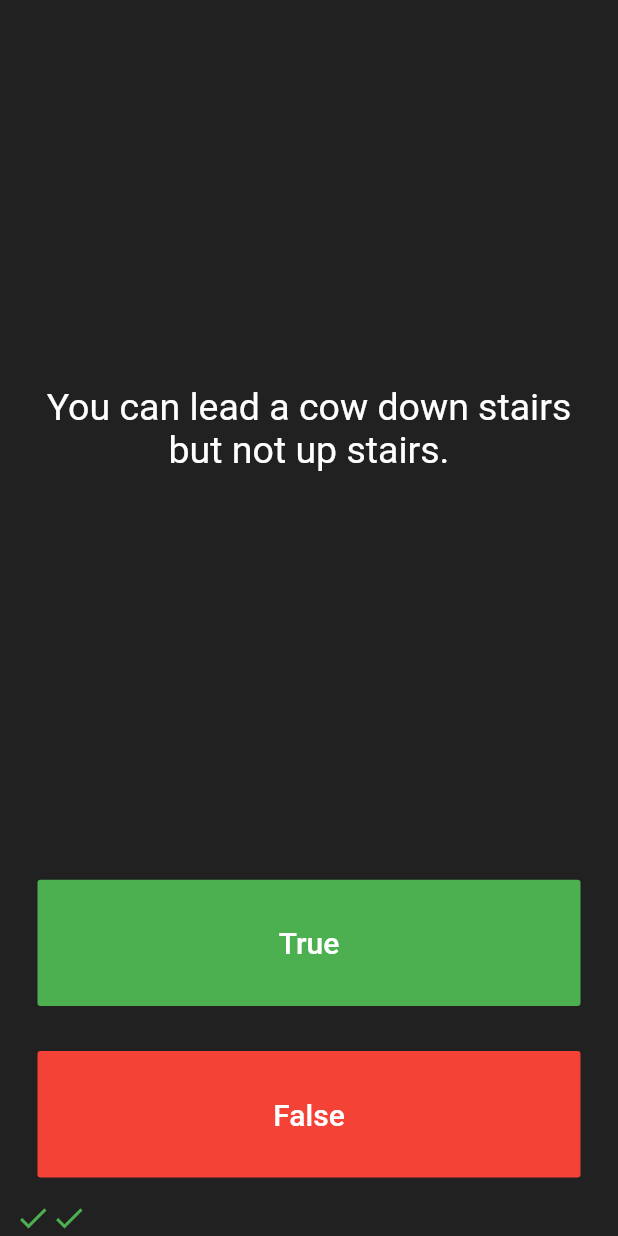
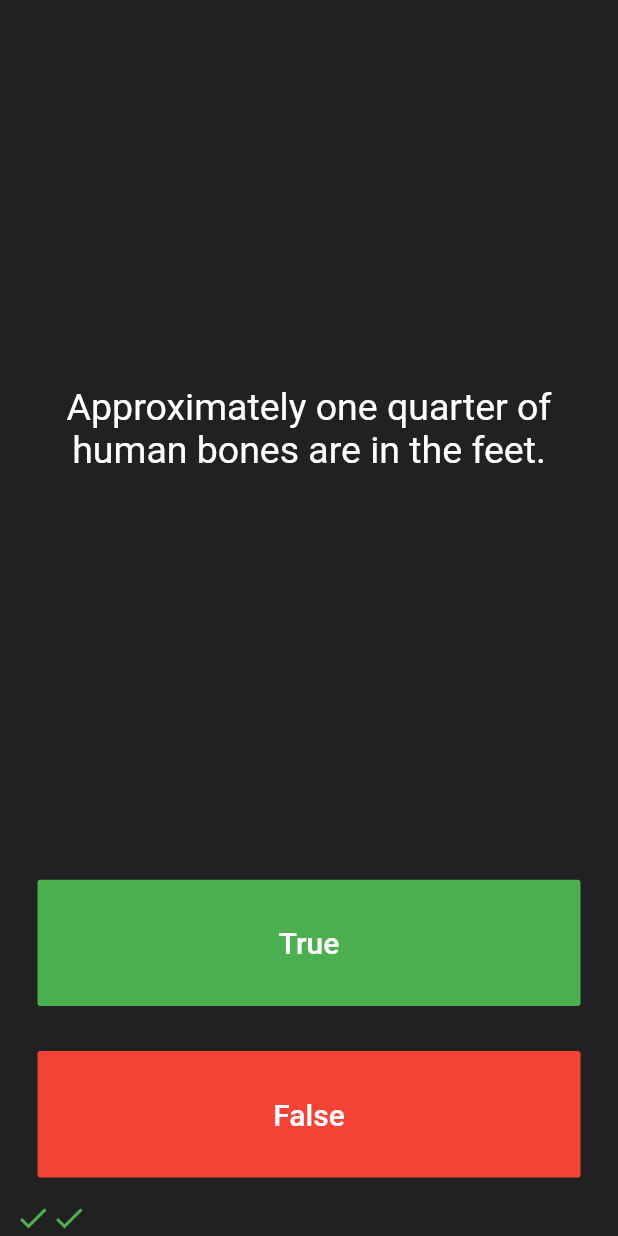
Before and after one commit to adrian61/LearnFlutter, a Flutter app: the screen it shows after launch, after a tap on "True", after a tap on "False", on a phone screen of 412 x 824 dp. Run offline on Flutter 3.47's test engine with Material 2 defaults, Android fonts, the phone set to English and light mode, and no system bars; our stand-ins replace audioplayers.

Commit message:
Refactored code

```diff
--- a/quizzle/lib/main.dart
+++ b/quizzle/lib/main.dart
@@ -1,4 +1,8 @@
 import 'package:flutter/material.dart';
+import 'package:quizzle/question.dart';
+import 'package:quizzle/quiz_brain.dart';
+
+QuizBrain quizBrain = QuizBrain();
 
 void main() => runApp(Quizzler());
 
@@ -27,13 +31,6 @@ class QuizPage extends StatefulWidget {
 class _QuizPageState extends State<QuizPage> {
   List<Icon> scoreIconList = [];
 
-  List<String> questions = [
-    'You can lead a cow down stairs but not up stairs.',
-    'Approximately one quarter of human bones are in the feet.',
-    'A slug\'s blood is green.'
-  ];
-  List<bool> answers = [false, true, false];
-
   Icon iconTrue() {
     return Icon(
       Icons.check,
@@ -48,8 +45,6 @@ class _QuizPageState extends State<QuizPage> {
     );
   }
 
-  int numberOfQuestion = 1;
-
   @override
   Widget build(BuildContext context) {
     return Column(
@@ -62,7 +57,7 @@ class _QuizPageState extends State<QuizPage> {
             padding: EdgeInsets.all(10.0),
             child: Center(
               child: Text(
-                questions[numberOfQuestion],
+                quizBrain.getQuestion(),
                 textAlign: TextAlign.center,
                 style: TextStyle(
                   fontSize: 25.0,
@@ -87,13 +82,11 @@ class _QuizPageState extends State<QuizPage> {
               ),
               onPressed: () {
                 setState(() {
-                  if (answers[numberOfQuestion] == true)
+                  if (quizBrain.getAnswer() == true)
                     scoreIconList.add(iconTrue());
                   else
                     scoreIconList.add(iconFalse());
-                  numberOfQuestion++;
-                  if (numberOfQuestion >= questions.length)
-                    numberOfQuestion = 0;
+                  quizBrain.nextQuestion();
                 });
               },
             ),
@@ -113,13 +106,11 @@ class _QuizPageState extends State<QuizPage> {
               ),
               onPressed: () {
                 setState(() {
-                  if (answers[numberOfQuestion] == false)
+                  if (quizBrain.getAnswer() == false)
                     scoreIconList.add(iconTrue());
                   else
                     scoreIconList.add(iconFalse());
-                  numberOfQuestion++;
-                  if (numberOfQuestion >= questions.length)
-                    numberOfQuestion = 0;
+                  quizBrain.nextQuestion();
                 });
               },
             ),
@@ -132,9 +123,3 @@ class _QuizPageState extends State<QuizPage> {
     );
   }
 }
-
-/*
-question1: 'You can lead a cow down stairs but not up stairs.', false,
-question2: 'Approximately one quarter of human bones are in the feet.', true,
-question3: 'A slug\'s blood is green.', true,
-*/
--- /dev/null
+++ b/quizzle/lib/question.dart
@@ -0,0 +1,9 @@
+class Question{
+  String question;
+  bool answer;
+
+  Question(String q, bool a){
+    question=q;
+    answer=a;
+  }
+}
--- /dev/null
+++ b/quizzle/lib/quiz_brain.dart
@@ -0,0 +1,51 @@
+import 'package:quizzle/question.dart';
+
+class QuizBrain {
+  int _questionNumber = 0;
+  List<Question> _questionBank = [
+    Question('Some cats are actually allergic to humans', true),
+    Question('You can lead a cow down stairs but not up stairs.', false),
+    Question('Approximately one quarter of human bones are in the feet.', true),
+    Question('A slug\'s blood is green.', true),
+    Question('Buzz Aldrin\'s mother\'s maiden name was \"Moon\".', true),
+    Question('It is illegal to pee in the Ocean in Portugal.', true),
+    Question(
+        'No piece of square dry paper can be folded in half more than 7 times.',
+        false),
+    Question(
+        'In London, UK, if you happen to die in the House of Parliament, you are technically entitled to a state funeral, because the building is considered too sacred a place.',
+        true),
+    Question(
+        'The loudest sound produced by any animal is 188 decibels. That animal is the African Elephant.',
+        false),
+    Question(
+        'The total surface area of two human lungs is approximately 70 square metres.',
+        true),
+    Question('Google was originally called \"Backrub\".', true),
+    Question(
+        'Chocolate affects a dog\'s heart and nervous system; a few ounces are enough to kill a small dog.',
+        true),
+    Question(
+        'In West Virginia, USA, if you accidentally hit an animal with your car, you are free to take it home to eat.',
+        true),
+  ];
+
+  void nextQuestion() {
+    _questionNumber++;
+    if (_questionNumber >= _getQuestionNumber()) {
+      _questionNumber = 0;
+    }
+  }
+
+  String getQuestion() {
+    return _questionBank[_questionNumber].question;
+  }
+
+  bool getAnswer() {
+    return _questionBank[_questionNumber].answer;
+  }
+
+  int _getQuestionNumber() {
+    return _questionBank.length;
+  }
+}
```
